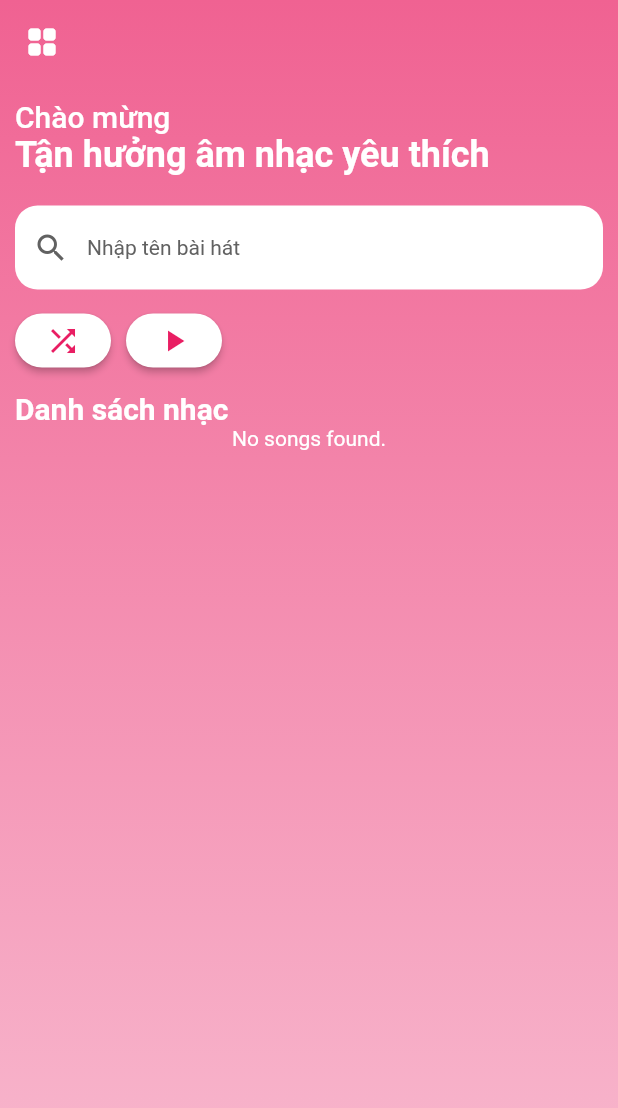
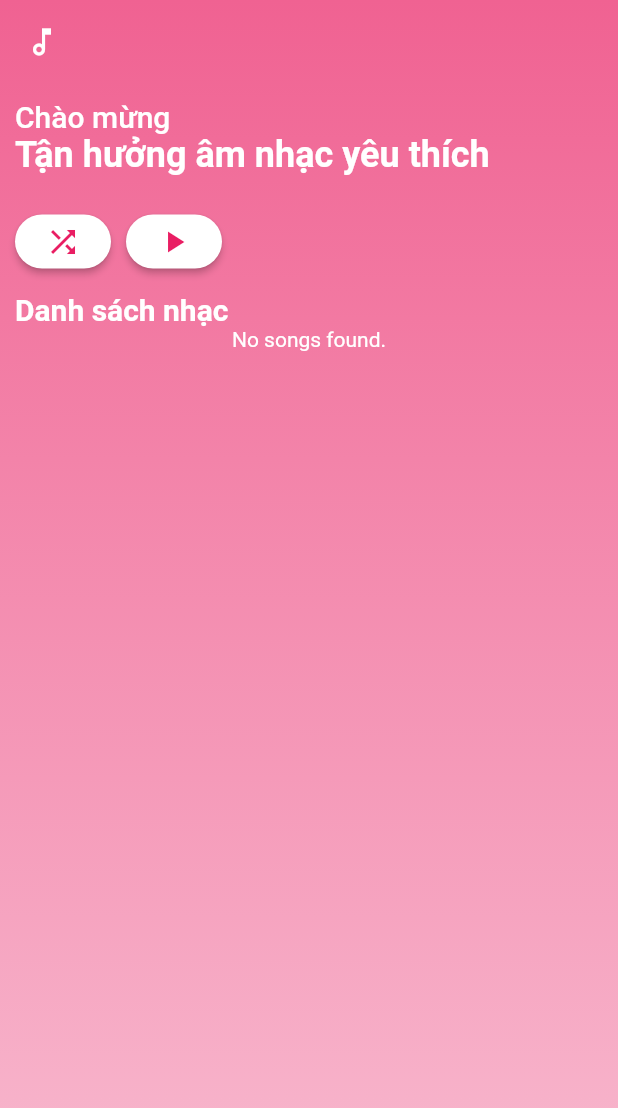
Before and after one commit to NekoNo001/HeySong, a Flutter app: the screen it shows after launch, on a phone screen of 412 x 824 dp. Shown: the top 1108 px of the screen. Run offline on Flutter 3.47's test engine with Material 2 defaults, Android fonts, the phone set to English and light mode, and no system bars; our stand-ins replace audio_video_progress_bar, just_audio, on_audio_query, rxdart; missing offline and left inert: gif.

Commit message:
done playing

```diff
--- a/heysong/lib/screen/home_screen.dart
+++ b/heysong/lib/screen/home_screen.dart
@@ -4,6 +4,7 @@ import 'package:audio_video_progress_bar/audio_video_progress_bar.dart';
 import 'package:flutter/foundation.dart';
 import 'package:flutter/material.dart';
 import 'package:flutter/services.dart';
+import 'package:gif/gif.dart';
 import 'package:on_audio_query/on_audio_query.dart';
 import 'package:just_audio/just_audio.dart';
 import 'package:rxdart/rxdart.dart';
@@ -26,7 +27,7 @@ class _CustomAppBar extends StatelessWidget with PreferredSizeWidget{
     return AppBar(
       backgroundColor: Colors.transparent,
       elevation: 0,
-      leading: const Icon(Icons.grid_view_rounded),
+      leading: const Icon(Icons.music_note_outlined,),
     );
   }
 
@@ -42,14 +43,17 @@ class Songlist extends StatefulWidget{
   final String title;
 
 
+
   @override
   State<StatefulWidget> createState() => _SonglistState();
 
 }
 
-class _SonglistState extends State<Songlist>{
+class _SonglistState extends State<Songlist> with TickerProviderStateMixin{
   final OnAudioQuery _audioQuery = OnAudioQuery();
   final AudioPlayer _player = AudioPlayer();
+  late final GifController controller;
+
 
   List<SongModel> songs = [];
   String currentSongTitle = '';
@@ -72,6 +76,7 @@ class _SonglistState extends State<Songlist>{
 
   @override
   void initState() {
+    controller = GifController(vsync: this);
     super.initState();
     requestPermission();
     _player.currentIndexStream.listen((index){
@@ -158,7 +163,7 @@ class _SonglistState extends State<Songlist>{
                                       ],
                                     )),
                                 Container(
-                                    margin: EdgeInsets.only(left: 5            ,bottom: 10),
+                                    margin: EdgeInsets.only(left: 5  ,bottom: 10),
                                     decoration: BoxDecoration(
                                         borderRadius: BorderRadius.circular(20),
                                         color: Color.fromRGBO(255, 86, 139, 0.5)
@@ -267,7 +272,7 @@ class _SonglistState extends State<Songlist>{
                                 ),
                               ),
                                 Padding(
-                                  padding: EdgeInsets.all(10),
+                                  padding: EdgeInsets.only(left: 10,right: 10),
                                   child: Row(
                                     mainAxisAlignment: MainAxisAlignment.spaceBetween,
                                     mainAxisSize: MainAxisSize.max,
@@ -283,8 +288,24 @@ class _SonglistState extends State<Songlist>{
                             ,);
                         },
                       )),
-                    Padding(
-                      padding: EdgeInsets.all(20),
+                    Container(
+                      width: MediaQuery.of(context).size.width,
+                      height: 327.2,
+                      padding: EdgeInsets.all(0),
+                      child: Stack(
+                        children: [
+                          Positioned(
+                            top: 110,
+                            child: Container(
+                              width: MediaQuery.of(context).size.width,
+                              child: Image(image: AssetImage(
+                                  'assets/gif.gif'
+                                )),
+                            ),
+                          ),
+                          Positioned(
+                            child:Container(
+                              margin: EdgeInsets.only(top: 40),
                               child: ButtonBar(
                               alignment: MainAxisAlignment.center,
                               children: [
@@ -321,7 +342,10 @@ class _SonglistState extends State<Songlist>{
                                   child: ElevatedButton(onPressed: (){_player.seekToNext();},style: ElevatedButton.styleFrom(backgroundColor: Colors.white,shape: CircleBorder()), child: Icon(Icons.skip_next_rounded,color: Colors.pink,),),),
                               ],
                           ),
-                    )
+                            ),)
+                        ],
+                      ),
+                    ),
                     ],
                 ),),
             ),
@@ -356,28 +380,6 @@ class _SonglistState extends State<Songlist>{
                       .headline5!
                       .copyWith(fontWeight: FontWeight.bold),),
                 const SizedBox(height: 20.0,),
-                TextFormField(
-                  maxLength: 50,
-                  style: Theme
-                      .of(context)
-                      .textTheme.bodyMedium!.copyWith(color : Colors.grey.shade700),
-                  decoration: InputDecoration(
-                      filled: true,
-                      fillColor: Colors.white,
-                      hintText: 'Nhập tên bài hát',
-                      hintStyle: Theme.of(context)
-                          .textTheme
-                          .bodyMedium!
-                          .copyWith(color: Colors.grey.shade700),
-                      prefixIcon: Icon(Icons.search,color: Colors.grey.shade700),
-                      border: OutlineInputBorder(
-                          borderRadius: BorderRadius.circular(15.0),
-                          borderSide: BorderSide.none
-                      ),
-                      counterText:''
-                  ),
-                ),
-                const SizedBox(height: 10.0,),
                 ButtonBar(
                   alignment: MainAxisAlignment.start,
                   buttonPadding: EdgeInsets.zero,
--- a/heysong/lib/screen/playing_song.dart
+++ /dev/null
@@ -1 +0,0 @@
-// TODO Implement this library.
--- a/heysong/pubspec.yaml
+++ b/heysong/pubspec.yaml
@@ -34,6 +34,8 @@ dependencies:
   just_audio: ^0.9.32
   rxdart: ^0.27.5
   audio_video_progress_bar: ^1.0.1
+  gif: ^2.2.0
+
 
   # The following adds the Cupertino Icons font to your application.
   # Use with the CupertinoIcons class for iOS style icons.
@@ -65,7 +67,8 @@ flutter:
   # assets:
   #   - images/a_dot_burr.jpeg
   #   - images/a_dot_ham.jpeg
-
+  assets:
+    - assets/gif.gif
   # An image asset can refer to one or more resolution-specific "variants", see
   # https://flutter.dev/assets-and-images/#resolution-aware
 
```
Also changed, not shown: heysong/pubspec.lock, 2 other files. Lines whose indentation alone changed are shown as unchanged.
